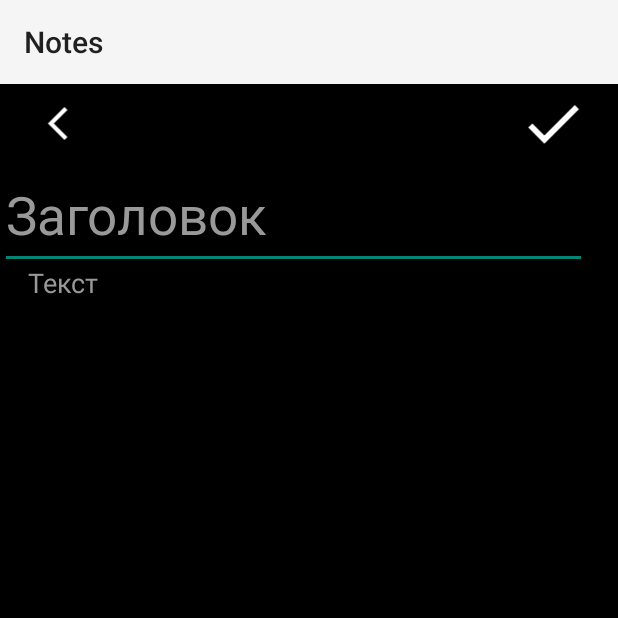
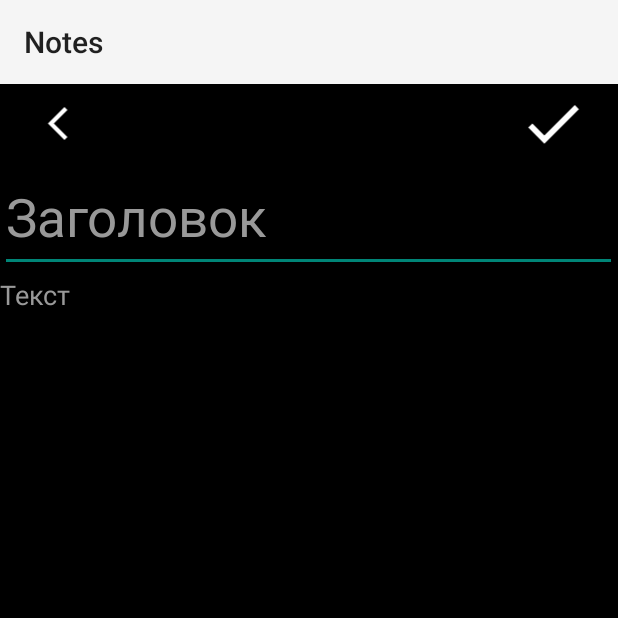
Before and after one commit to Vlad1k3/Notes, an Android app: the CreateNoteActivity screen opened directly, with no data from a screen before it, on a phone screen of 412 x 824 dp, the top half of it. Run offline under Robolectric (Android 15) with nearby library versions, the phone set to English and light mode, and no system bars; our stand-ins replace Firebase (no records; nobody signed in at launch, a user with empty details on screens opened directly).

Commit message:
Layout bugs

```diff
--- a/app/src/main/res/layout/create_note.xml
+++ b/app/src/main/res/layout/create_note.xml
@@ -8,8 +8,8 @@
 
     <EditText
         android:id="@+id/noteTitleEditText"
-        android:layout_width="391dp"
-        android:layout_height="71dp"
+        android:layout_width="411dp"
+        android:layout_height="73dp"
         android:layout_marginTop="52dp"
         android:hint="Заголовок"
         android:textColorHint="#999999"
@@ -22,15 +22,15 @@
 
     <EditText
         android:id="@+id/noteContentEditText"
-        android:layout_width="393dp"
-        android:layout_height="565dp"
-        android:layout_marginTop="120dp"
+        android:layout_width="410dp"
+        android:layout_height="560dp"
+        android:layout_marginTop="128dp"
         android:background="#000000"
         android:gravity="top"
         android:hint="Текст"
         android:textColorHint="#999999"
         app:layout_constraintEnd_toEndOf="parent"
-        app:layout_constraintHorizontal_bias="1.0"
+        app:layout_constraintHorizontal_bias="0.0"
         app:layout_constraintStart_toStartOf="parent"
         app:layout_constraintTop_toTopOf="parent" />
 
```
Also changed, not shown: app/src/main/res/layout/activity_main.xml (+4 -4 lines).
